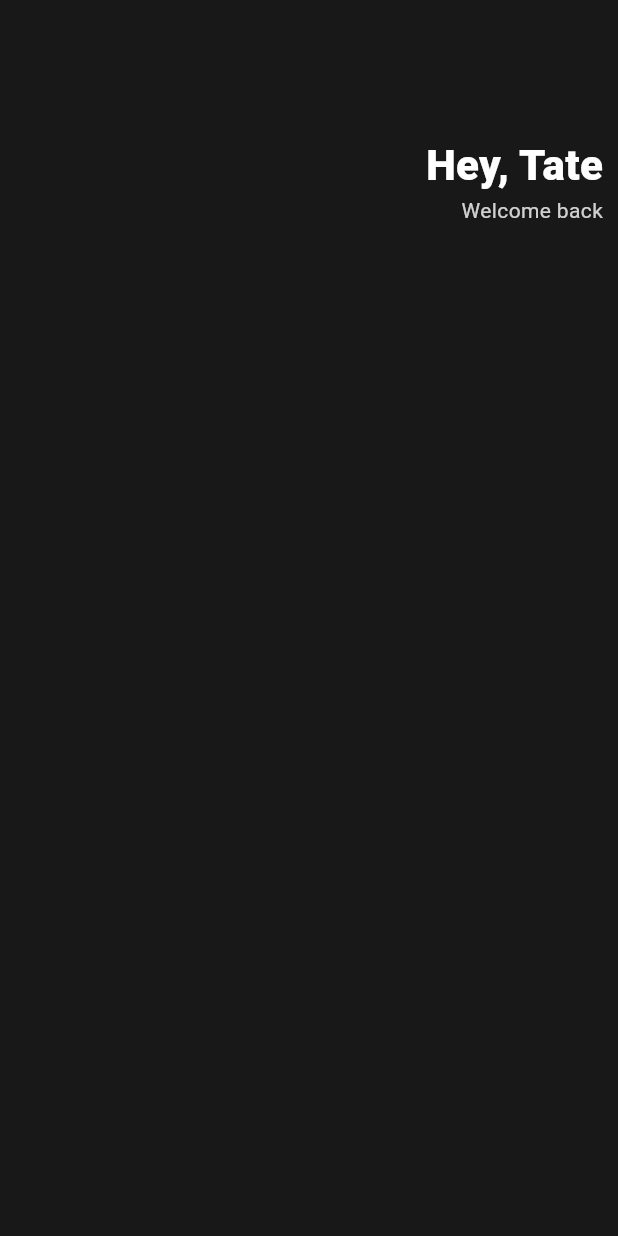
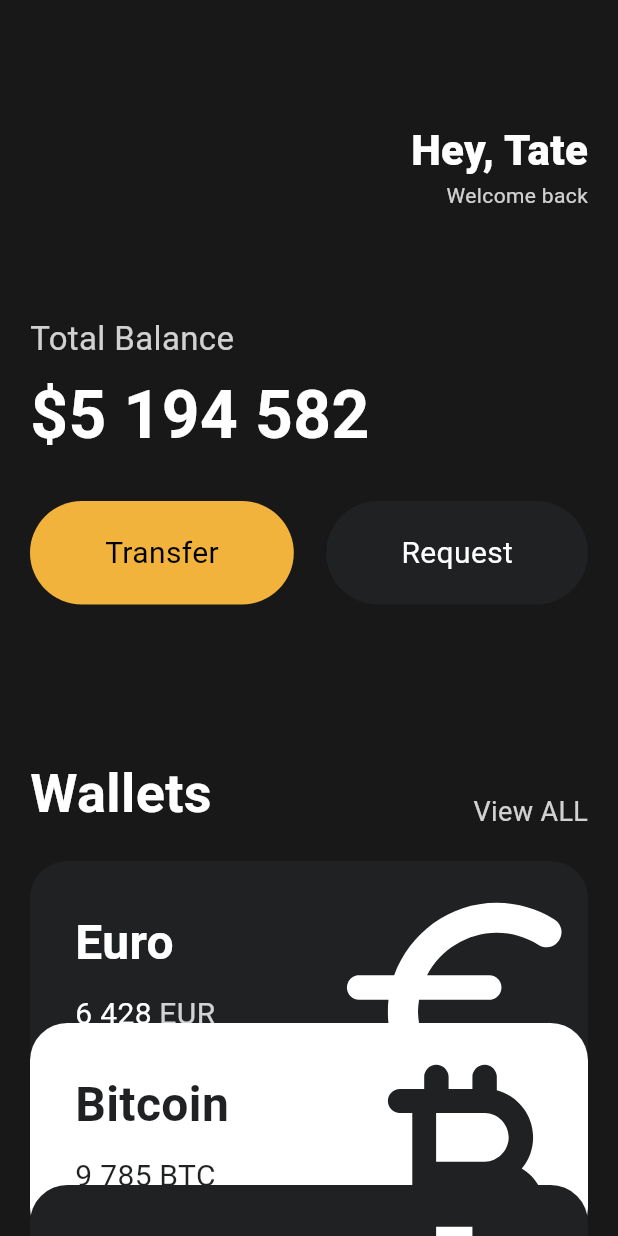
Before and after one commit to hwangtate/toonflix, a Flutter app: the screen it shows after launch, on a phone screen of 412 x 824 dp. Run offline on Flutter 3.47's test engine with Material 3 defaults, Android fonts, the phone set to English and light mode, and no system bars.

Commit message:
ui challenge

```diff
--- a/lib/main.dart
+++ b/lib/main.dart
@@ -1,20 +1,28 @@
 import 'package:flutter/material.dart';
+import 'package:toonflix/widgets/button.dart';
+import 'package:toonflix/widgets/currency_card.dart';
 
 void main() {
-  runApp(App());
+  runApp(const App());
 }
 
 class App extends StatelessWidget {
+  const App({super.key});
+
   @override
   Widget build(BuildContext context) {
     return MaterialApp(
       home: Scaffold(
-        backgroundColor: Color(0xFF181818),
-        body: Padding(
-          padding: EdgeInsets.all(10),
+        backgroundColor: const Color(0xFF181818),
+        body: SingleChildScrollView(
+          child: Padding(
+            padding: const EdgeInsets.symmetric(
+              horizontal: 20,
+            ),
             child: Column(
+              crossAxisAlignment: CrossAxisAlignment.start,
               children: [
-              SizedBox(
+                const SizedBox(
                   height: 80,
                 ),
                 Row(
@@ -23,7 +31,7 @@ class App extends StatelessWidget {
                     Column(
                       crossAxisAlignment: CrossAxisAlignment.end,
                       children: [
-                      Text(
+                        const Text(
                           "Hey, Tate",
                           style: TextStyle(
                             color: Colors.white,
@@ -41,8 +49,105 @@ class App extends StatelessWidget {
                       ],
                     )
                   ],
+                ),
+                const SizedBox(
+                  height: 70,
+                ),
+                Text(
+                  "Total Balance",
+                  style: TextStyle(
+                    color: Colors.white.withOpacity(0.8),
+                    fontSize: 22,
+                  ),
+                ),
+                const SizedBox(
+                  height: 5,
+                ),
+                const Text(
+                  "\$5 194 582",
+                  style: TextStyle(
+                    color: Colors.white,
+                    fontSize: 44,
+                    fontWeight: FontWeight.w700,
+                  ),
+                ),
+                const SizedBox(
+                  height: 25,
+                ),
+                const Row(
+                  mainAxisAlignment: MainAxisAlignment.spaceBetween,
+                  children: [
+                    Button(
+                      text: "Transfer",
+                      bgColor: Color(0xFFF1B33B),
+                      textColor: Colors.black,
+                    ),
+                    Button(
+                      text: "Request",
+                      bgColor: Color(0xFF1F2123),
+                      textColor: Colors.white,
                     )
                   ],
+                ),
+                const SizedBox(
+                  height: 100,
+                ),
+                Row(
+                  mainAxisAlignment: MainAxisAlignment.spaceBetween,
+                  crossAxisAlignment: CrossAxisAlignment.end,
+                  children: [
+                    const Text(
+                      "Wallets",
+                      style: TextStyle(
+                        color: Colors.white,
+                        fontSize: 36,
+                        fontWeight: FontWeight.w600,
+                      ),
+                    ),
+                    Text(
+                      "View ALL",
+                      style: TextStyle(
+                        color: Colors.white.withOpacity(0.8),
+                        fontSize: 18,
+                      ),
+                    ),
+                  ],
+                ),
+                const SizedBox(
+                  height: 20,
+                ),
+                const CurrencyCard(
+                  name: "Euro",
+                  code: "EUR",
+                  amount: "6 428",
+                  icon: Icons.euro_rounded,
+                  isInverted: false,
+                  offset: 0,
+                ),
+                Transform.translate(
+                  offset: const Offset(0, -20),
+                  child: const CurrencyCard(
+                    name: "Bitcoin",
+                    code: "BTC",
+                    amount: "9 785",
+                    icon: Icons.currency_bitcoin_rounded,
+                    isInverted: true,
+                    offset: -20,
+                  ),
+                ),
+                Transform.translate(
+                  offset: const Offset(0, -40),
+                  child: const CurrencyCard(
+                    name: "Dollar",
+                    code: "USD",
+                    amount: "428",
+                    icon: Icons.attach_money_outlined,
+                    isInverted: false,
+                    offset: -40,
+                  ),
+                ),
+              ],
+            ),
           ),
         ),
       ),
--- /dev/null
+++ b/lib/widgets/button.dart
@@ -0,0 +1,37 @@
+import 'package:flutter/material.dart';
+
+class Button extends StatelessWidget {
+  final String text;
+  final Color bgColor;
+  final Color textColor;
+
+  const Button({
+    super.key,
+    required this.text,
+    required this.bgColor,
+    required this.textColor,
+  });
+
+  @override
+  Widget build(BuildContext context) {
+    return Container(
+      decoration: BoxDecoration(
+        color: bgColor,
+        borderRadius: BorderRadius.circular(45),
+      ),
+      child: Padding(
+        padding: const EdgeInsets.symmetric(
+          vertical: 20,
+          horizontal: 50,
+        ),
+        child: Text(
+          text,
+          style: TextStyle(
+            fontSize: 20,
+            color: textColor,
+          ),
+        ),
+      ),
+    );
+  }
+}
--- /dev/null
+++ b/lib/widgets/currency_card.dart
@@ -0,0 +1,92 @@
+import 'package:flutter/material.dart';
+
+class CurrencyCard extends StatelessWidget {
+  final String name, code, amount;
+  final IconData icon;
+  final bool isInverted;
+  final double offset;
+
+  final _blackColor = const Color(0xFF1F2123);
+
+  const CurrencyCard({
+    super.key,
+    required this.name,
+    required this.code,
+    required this.amount,
+    required this.icon,
+    required this.isInverted,
+    required this.offset,
+  });
+
+  @override
+  Widget build(BuildContext context) {
+    return Transform.translate(
+      offset: Offset(0, offset),
+      child: Container(
+        clipBehavior: Clip.hardEdge,
+        decoration: BoxDecoration(
+          color: isInverted ? Colors.white : _blackColor,
+          borderRadius: BorderRadius.circular(25),
+        ),
+        child: Padding(
+          padding: const EdgeInsets.all(30),
+          child: Row(
+            mainAxisAlignment: MainAxisAlignment.spaceBetween,
+            children: [
+              Column(
+                crossAxisAlignment: CrossAxisAlignment.start,
+                children: [
+                  Text(
+                    name,
+                    style: TextStyle(
+                      color: isInverted ? _blackColor : Colors.white,
+                      fontSize: 32,
+                      fontWeight: FontWeight.w600,
+                    ),
+                  ),
+                  const SizedBox(
+                    height: 10,
+                  ),
+                  Row(
+                    children: [
+                      Text(
+                        amount,
+                        style: TextStyle(
+                          color: isInverted ? _blackColor : Colors.white,
+                          fontSize: 20,
+                        ),
+                      ),
+                      const SizedBox(
+                        width: 5,
+                      ),
+                      Text(
+                        code,
+                        style: TextStyle(
+                          color: isInverted
+                              ? _blackColor
+                              : Colors.white.withOpacity(0.8),
+                          fontSize: 20,
+                        ),
+                      ),
+                    ],
+                  ),
+                ],
+              ),
+              Transform.scale(
+                scale: 2.2,
+                child: Transform.translate(
+                  offset: const Offset(-5, 12),
+                  child: Icon(
+                    icon,
+                    color: isInverted ? _blackColor : Colors.white,
+                    size: 88,
+                  ),
+                ),
+              )
+            ],
+          ),
+        ),
+      ),
+    );
+  }
+}
```
Lines whose indentation alone changed are shown as unchanged.
